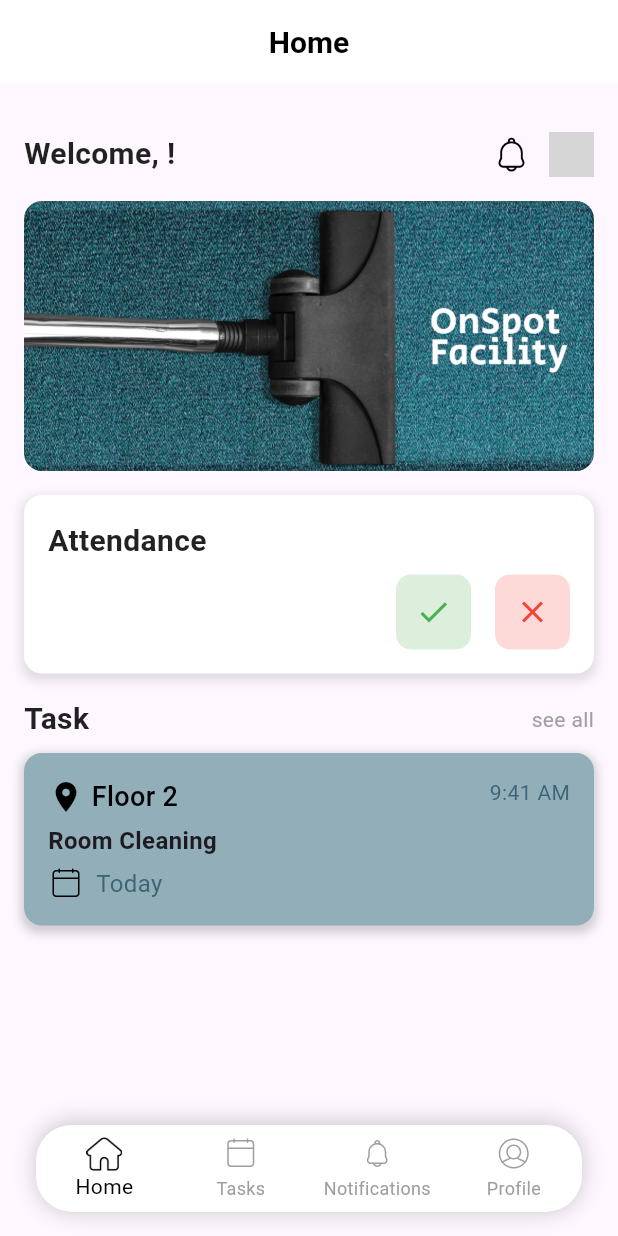
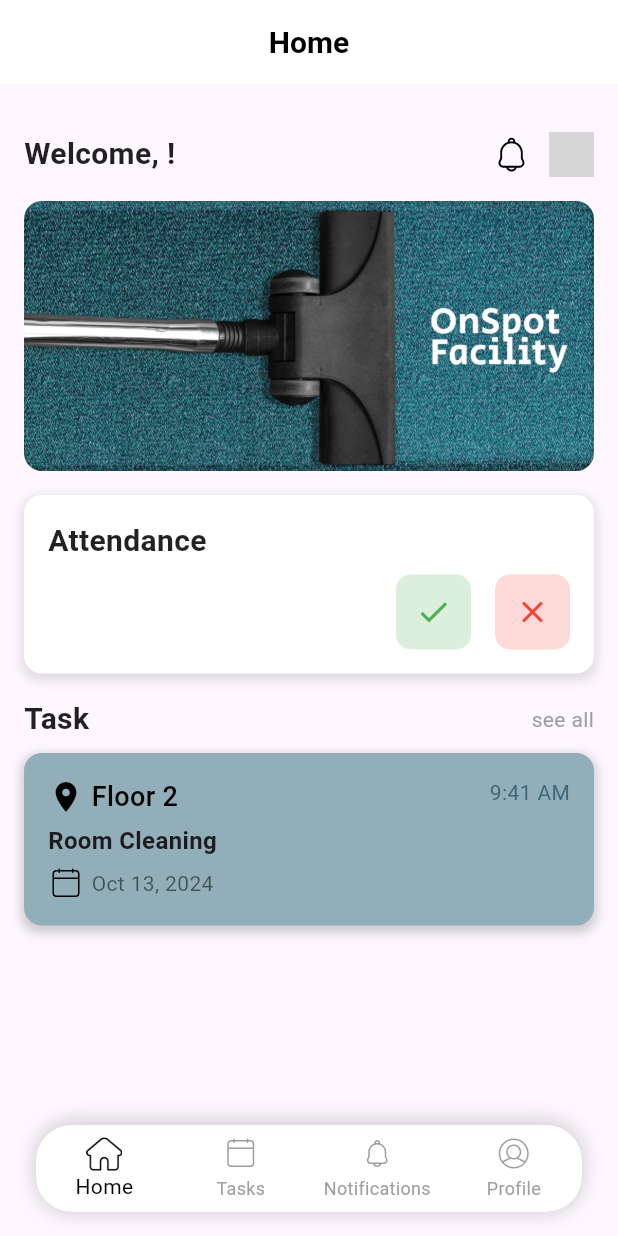
Before and after one commit to aliahmrn/onspot, a Flutter app: the CleanerHomeScreen screen opened by its route, on a phone screen of 412 x 824 dp. Run offline on Flutter 3.47's test engine with Material 3 defaults, Android fonts, the phone set to English and light mode, and no system bars; our stand-ins replace flutter_svg, shared_preferences; accounts and stored records are empty; grey boxes are pictures that could not be loaded.

Commit message:
commit cleaner

```diff
--- a/lib/cleaner/homescreen.dart
+++ b/lib/cleaner/homescreen.dart
@@ -5,8 +5,8 @@ import 'profile.dart';
 import 'navbar.dart';
 import 'package:flutter_svg/flutter_svg.dart';
 import '../widget/bell.dart';
-import 'package:shared_preferences/shared_preferences.dart';  // Import shared_preferences package
-import '../service/attendance_service.dart';  // Import the AttendanceService
+import 'package:shared_preferences/shared_preferences.dart'; // Import shared_preferences package
+import '../service/attendance_service.dart'; // Import the AttendanceService
 
 const Color appBarColor = Color(0xFFFFFFFF); // White color for AppBar
 
@@ -18,24 +18,31 @@ class CleanerHomeScreen extends StatefulWidget {
 }
 
 class _CleanerHomeScreenState extends State<CleanerHomeScreen> {
-  String userName = '';  // This will hold the cleaner's name
-  final String baseUrl = 'http://127.0.0.1:8000/api'; // Define your base URL
-  late AttendanceService attendanceService; // Declare AttendanceService
-
-  final String cleanerId = '1'; // Replace with dynamic cleaner ID if available
+  String userName = ''; // This will hold the cleaner's name
+  late AttendanceService attendanceService;
+  String cleanerId = ''; // Make it mutable so you can set it dynamically
 
   @override
   void initState() {
     super.initState();
-    _loadUserName();  // Load the user's name when the screen initializes
-    attendanceService = AttendanceService(baseUrl); // Initialize AttendanceService
+    _loadUserName(); // Load the user's name
+    _loadCleanerId(); // Load the dynamic cleaner ID
+    attendanceService = AttendanceService('http://127.0.0.1:8000'); // Initialize AttendanceService
   }
 
-  // Function to load user's name from SharedPreferences
+  // Define the _loadUserName method to fetch the user's name
   Future<void> _loadUserName() async {
     SharedPreferences prefs = await SharedPreferences.getInstance();
     setState(() {
-      userName = prefs.getString('userName') ?? 'Cleaner';  // Default to 'Cleaner' if no name is found
+      userName = prefs.getString('userName') ?? 'Cleaner'; // Default to 'Cleaner' if no name is found
+    });
+  }
+
+  // Define the _loadCleanerId method to fetch the cleaner ID
+  Future<void> _loadCleanerId() async {
+    SharedPreferences prefs = await SharedPreferences.getInstance();
+    setState(() {
+      cleanerId = prefs.getString('cleanerId') ?? ''; // Use the stored cleaner ID, or set a default
     });
   }
 
@@ -96,7 +103,7 @@ class _CleanerHomeScreenState extends State<CleanerHomeScreen> {
           ),
         ),
       ),
-      body: SingleChildScrollView(  // Make content scrollable
+      body: SingleChildScrollView( // Make content scrollable
         child: Padding(
           padding: const EdgeInsets.all(16.0),
           child: Column(
@@ -107,7 +114,7 @@ class _CleanerHomeScreenState extends State<CleanerHomeScreen> {
                 mainAxisAlignment: MainAxisAlignment.spaceBetween,
                 children: [
                   Text(
-                    'Welcome, $userName!',  // Display the cleaner's name dynamically
+                    'Welcome, $userName!', // Display the cleaner's name dynamically
                     style: const TextStyle(
                       fontSize: 20,
                       fontWeight: FontWeight.bold,
@@ -217,10 +224,10 @@ class _CleanerHomeScreenState extends State<CleanerHomeScreen> {
                 ),
               ),
               const SizedBox(height: 16),
-              const Row(
+              Row(
                 mainAxisAlignment: MainAxisAlignment.spaceBetween,
                 children: [
-                  Text(
+                  const Text(
                     'Task',
                     style: TextStyle(
                       fontSize: 20,
@@ -228,12 +235,20 @@ class _CleanerHomeScreenState extends State<CleanerHomeScreen> {
                       color: Colors.black87,
                     ),
                   ),
-                  Text(
-                    'see all',
-                    style: TextStyle(
-                      fontSize: 14,
-                      fontWeight: FontWeight.w400,
-                      color: Colors.grey,
+                  GestureDetector(
+                    onTap: () {
+                      Navigator.push(
+                        context,
+                        MaterialPageRoute(builder: (context) => CleanerTasksScreen()),
+                      );
+                    },
+                    child: const Text(
+                      'see all',
+                      style: TextStyle(
+                        fontSize: 14,
+                        fontWeight: FontWeight.w400,
+                        color: Colors.grey,
+                      ),
                     ),
                   ),
                 ],
@@ -305,16 +320,12 @@ class _CleanerHomeScreenState extends State<CleanerHomeScreen> {
                           SvgPicture.asset(
                             'assets/images/calendar.svg',
                             height: 24,
-                            color: Colors.black,
+                            width: 24,
                           ),
-                          const SizedBox(width: 8),
+                          const SizedBox(width: 5),
                           const Text(
-                            'Today',
-                            style: TextStyle(
-                              fontSize: 16,
-                              fontWeight: FontWeight.w400,
-                              color: Color(0xFF3c6576),
-                            ),
+                            'Oct 13, 2024',
+                            style: TextStyle(color: Colors.black54),
                           ),
                         ],
                       ),
@@ -326,7 +337,7 @@ class _CleanerHomeScreenState extends State<CleanerHomeScreen> {
           ),
         ),
       ),
-      bottomNavigationBar: const CleanerBottomNavBar(currentIndex: 0), // Your bottom navigation bar
+      bottomNavigationBar: const CleanerBottomNavBar(currentIndex: 0),
     );
   }
 }
--- a/lib/login.dart
+++ b/lib/login.dart
@@ -43,7 +43,7 @@ class _LoginScreenState extends State<LoginScreen> {
       };
 
       final response = await http.post(
-        Uri.parse('http://127.0.0.1:8000/api/login-cleaner'), // Your API endpoint
+        Uri.parse('http://127.0.0.1:8000/api/flutterlogin'), // Your API endpoint
         headers: <String, String>{
           'Content-Type': 'application/json; charset=UTF-8',
         },
--- a/lib/service/attendance_service.dart
+++ b/lib/service/attendance_service.dart
@@ -8,14 +8,16 @@ class AttendanceService {
 
   Future<void> markAttendance(String status, String cleanerId) async {
     try {
+      print('Sending request with status: $status and cleanerId: $cleanerId');
+
       final response = await http.post(
-        Uri.parse('http://127.0.0.1:8000/api/attendance'), // Use baseUrl for flexibility
+        Uri.parse('http://127.0.0.1:8000/api/attendance'),
         headers: {
           'Content-Type': 'application/json',
         },
         body: jsonEncode({
           'status': status,
-          'cleaner_id': cleanerId,
+          'id': cleanerId,
         }),
       );
 
```
